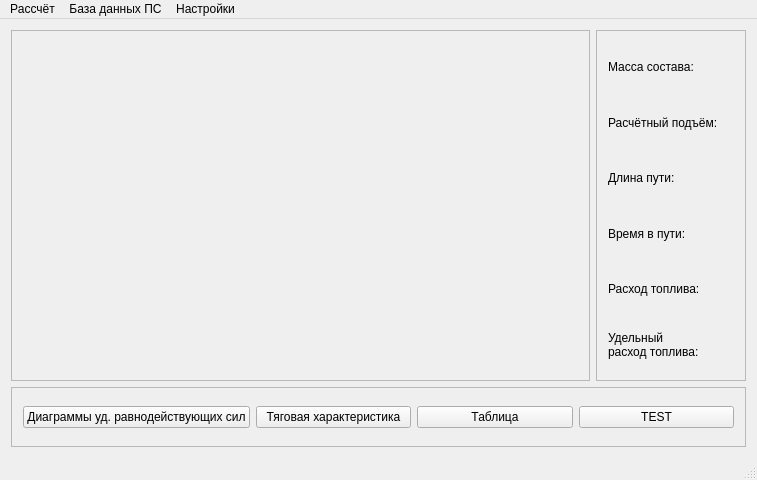
The window that mainwindow.ui (Prygoon/Diploma) describes before a commit, drawn with Qt 5.
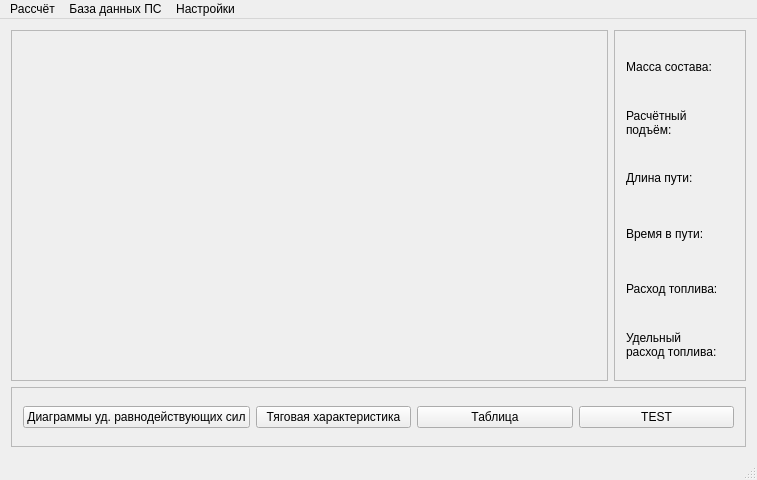
The same window after the commit. Icons and pictures are not drawn. Custom widgets are drawn as their Qt base class.

```diff
--- a/mainwindow.ui
+++ b/mainwindow.ui
@@ -37,7 +37,7 @@
         <rect>
          <x>0</x>
          <y>0</y>
-         <width>576</width>
+         <width>594</width>
          <height>351</height>
         </rect>
        </property>
@@ -57,6 +57,12 @@
       <property name="frameShadow">
        <enum>QFrame::Raised</enum>
       </property>
+      <property name="lineWidth">
+       <number>1</number>
+      </property>
+      <property name="midLineWidth">
+       <number>0</number>
+      </property>
       <layout class="QGridLayout" name="gridLayout_2">
        <item row="0" column="0">
         <layout class="QHBoxLayout" name="massHorizontalLayout">
@@ -81,7 +87,8 @@
          <item>
           <widget class="QLabel" name="calcSlopeLabel">
            <property name="text">
-            <string>Расчётный подъём: </string>
+            <string>Расчётный
+подъём: </string>
            </property>
           </widget>
          </item>
```
